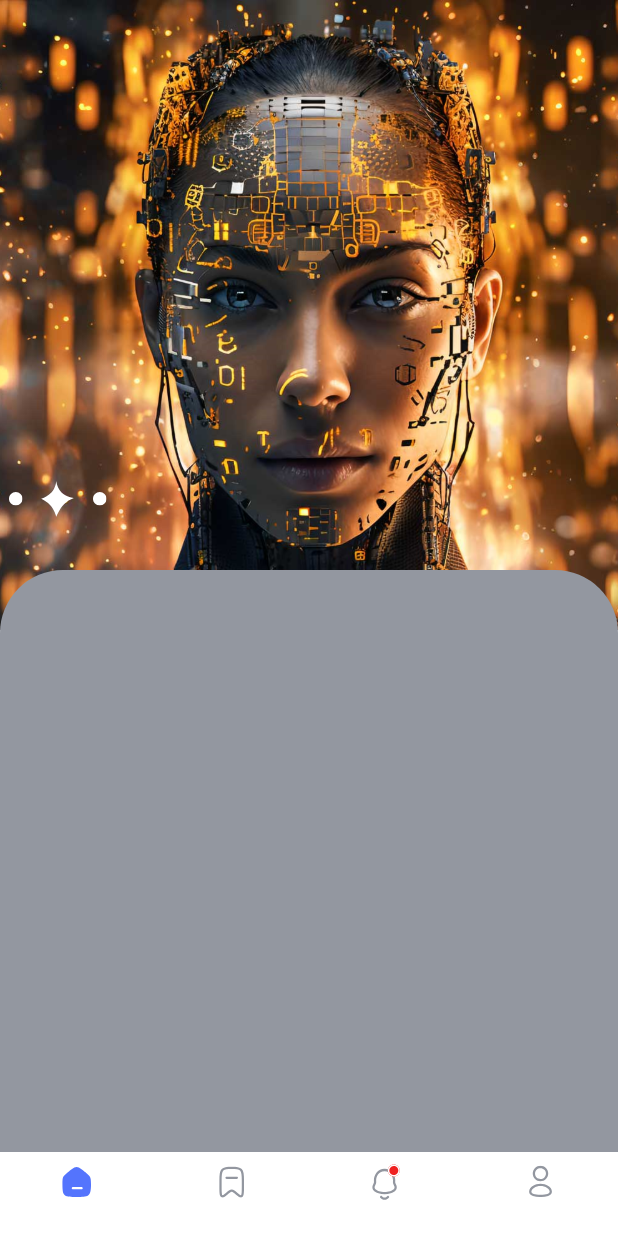
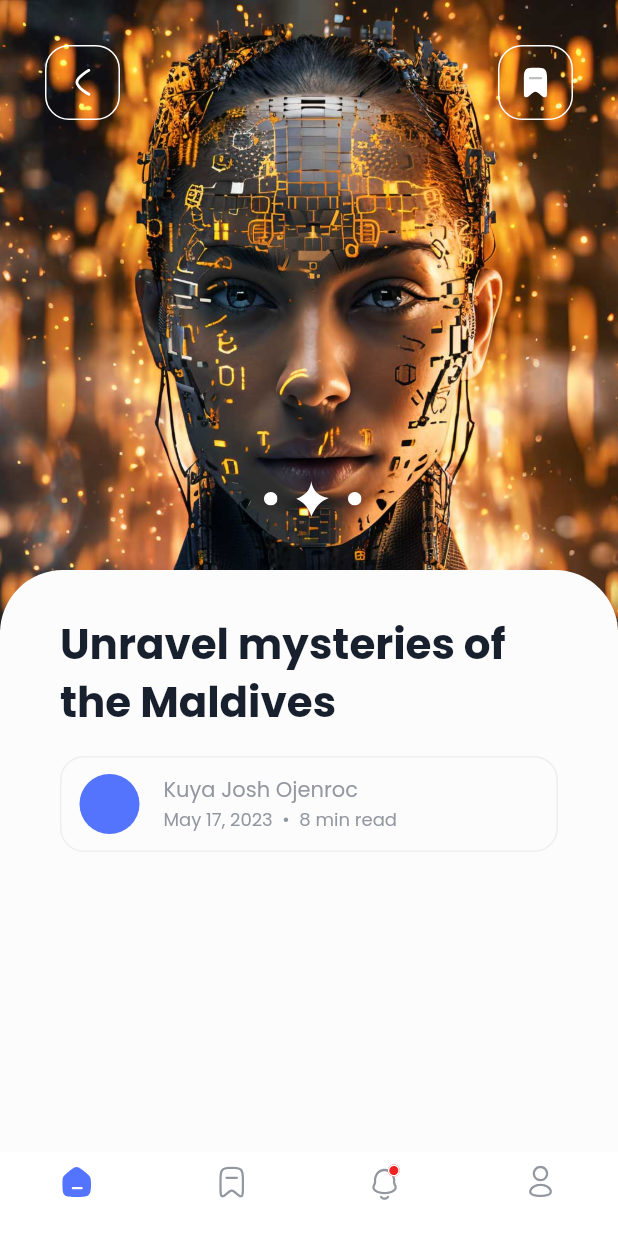
Before and after one commit to czarbasanal/flutter_news_app, a Flutter app: the screen it shows after launch, on a phone screen of 412 x 824 dp. Run offline on Flutter 3.47's test engine with Material 2 defaults, Android fonts, the phone set to English and light mode, and no system bars; drawn by our look-alikes of carousel_slider; our stand-ins replace flutter_svg, google_fonts.

Commit message:
sync changes

```diff
--- a/lib/app_styles.dart
+++ b/lib/app_styles.dart
@@ -13,6 +13,8 @@ const Color lightBlue = Color(0xff83b1ff);
 const Color lighterBlue = Color(0xffc1d4f9);
 
 const Color darkBlue = Color(0xff19202d);
+
+const Color borderColor = Color(0xffEEEEEE);
 
 const double borderRadius = 16.0;
 const double xsmall = 12.0;
--- a/lib/details_carousel_slider.dart
+++ b/lib/details_carousel_slider.dart
@@ -28,7 +28,7 @@ class DetailsCarouselSliderState extends State<DetailsCarouselSlider> {
         CarouselSlider(
           carouselController: sliderController,
           options: CarouselOptions(
-              height: 1130.0,
+              height: 1000.0,
               viewportFraction: 1.0,
               enlargeCenterPage: false,
               onPageChanged: (index, reason) {
@@ -56,6 +56,7 @@ class DetailsCarouselSliderState extends State<DetailsCarouselSlider> {
         ),
         Positioned(
           top: 320.0,
+          left: (maxWidth / 2) - 36,
           child: Row(
             mainAxisAlignment: MainAxisAlignment.center,
             children: imageList
--- a/lib/details_screen.dart
+++ b/lib/details_screen.dart
@@ -22,6 +22,52 @@ class DetailScreen extends StatelessWidget {
                 Stack(
                   children: [
                     const DetailsCarouselSlider(),
+                    Align(
+                      alignment: Alignment.topCenter,
+                      child: Padding(
+                        padding: const EdgeInsets.symmetric(
+                          horizontal: 30.0,
+                          vertical: 30.0,
+                        ),
+                        child: Row(
+                          mainAxisAlignment: MainAxisAlignment.spaceBetween,
+                          children: [
+                            Container(
+                              height: 50,
+                              width: 50,
+                              decoration: BoxDecoration(
+                                borderRadius: BorderRadius.circular(
+                                  borderRadius,
+                                ),
+                                border: Border.all(
+                                  color: white,
+                                ),
+                              ),
+                              padding: const EdgeInsets.all(14.0),
+                              child: SvgPicture.asset(
+                                'assets/arrow_back_icon.svg',
+                              ),
+                            ),
+                            Container(
+                              height: 50,
+                              width: 50,
+                              decoration: BoxDecoration(
+                                borderRadius: BorderRadius.circular(
+                                  borderRadius,
+                                ),
+                                border: Border.all(
+                                  color: white,
+                                ),
+                              ),
+                              padding: const EdgeInsets.all(14.0),
+                              child: SvgPicture.asset(
+                                'assets/bookmark_white_icon.svg',
+                              ),
+                            )
+                          ],
+                        ),
+                      ),
+                    ),
                     Positioned(
                       top: 380.0,
                       child: Container(
@@ -32,56 +78,86 @@ class DetailScreen extends StatelessWidget {
                             topLeft: Radius.circular(42),
                             topRight: Radius.circular(42),
                           ),
-                          color: grey,
+                          color: lighterWhite,
+                        ),
+                        child: Container(
+                          padding: const EdgeInsets.symmetric(
+                            horizontal: 40.0,
+                            vertical: 30.0,
+                          ),
+                          child: Column(
+                            crossAxisAlignment: CrossAxisAlignment.start,
+                            children: [
+                              Text(
+                                'Unravel mysteries of the Maldives',
+                                style: poppinsBold.copyWith(
+                                  color: darkBlue,
+                                  fontSize: 28.0,
+                                  height: 1.4,
+                                ),
+                                maxLines: 2,
+                                overflow: TextOverflow.ellipsis,
+                              ),
+                              Container(
+                                margin: const EdgeInsets.symmetric(
+                                  vertical: 16,
+                                ),
+                                padding: const EdgeInsets.symmetric(
+                                  horizontal: 12.0,
+                                ),
+                                height: 64.0,
+                                width: double.infinity,
+                                decoration: BoxDecoration(
+                                  borderRadius: BorderRadius.circular(
+                                    borderRadius,
+                                  ),
+                                  border: Border.all(
+                                    color: borderColor,
+                                  ),
+                                ),
+                                child: Row(
+                                  children: [
+                                    const CircleAvatar(
+                                      radius: 20,
+                                      backgroundColor: blue,
+                                    ),
+                                    const SizedBox(
+                                      width: 16.0,
+                                    ),
+                                    Column(
+                                      mainAxisAlignment:
+                                          MainAxisAlignment.center,
+                                      crossAxisAlignment:
+                                          CrossAxisAlignment.start,
+                                      children: [
+                                        Text(
+                                          'Kuya Josh Ojenroc',
+                                          maxLines: 1,
+                                          overflow: TextOverflow.ellipsis,
+                                          style: poppinsRegular.copyWith(
+                                            color: grey,
+                                            fontSize: small,
+                                          ),
+                                        ),
+                                        Text(
+                                          'May 17, 2023' '  •  ' '8 min read',
+                                          maxLines: 1,
+                                          overflow: TextOverflow.ellipsis,
+                                          style: poppinsRegular.copyWith(
+                                            color: grey,
+                                            fontSize: xsmall,
+                                          ),
+                                        ),
+                                      ],
+                                    )
+                                  ],
+                                ),
+                              ),
+                            ],
+                          ),
                         ),
                       ),
                     ),
-                    // Align(
-                    //   alignment: Alignment.topCenter,
-                    //   child: Padding(
-                    //     padding: const EdgeInsets.symmetric(
-                    //       horizontal: 40.0,
-                    //       vertical: 60,
-                    //     ),
-                    //     child: Row(
-                    //       mainAxisAlignment: MainAxisAlignment.spaceBetween,
-                    //       children: [
-                    //         Container(
-                    //           height: 50,
-                    //           width: 50,
-                    //           decoration: BoxDecoration(
-                    //             borderRadius: BorderRadius.circular(
-                    //               borderRadius,
-                    //             ),
-                    //             border: Border.all(
-                    //               color: white,
-                    //             ),
-                    //           ),
-                    //           padding: const EdgeInsets.all(12),
-                    //           child: SvgPicture.asset(
-                    //             'assets/arrow_back_icon.svg',
-                    //           ),
-                    //         ),
-                    //         Container(
-                    //           height: 50,
-                    //           width: 50,
-                    //           decoration: BoxDecoration(
-                    //             borderRadius: BorderRadius.circular(
-                    //               borderRadius,
-                    //             ),
-                    //             border: Border.all(
-                    //               color: white,
-                    //             ),
-                    //           ),
-                    //           padding: const EdgeInsets.all(12),
-                    //           child: SvgPicture.asset(
-                    //             'assets/bookmark_white_icon.svg',
-                    //           ),
-                    //         )
-                    //       ],
-                    //     ),
-                    //   ),
-                    // )
                   ],
                 ),
               ]),
```
